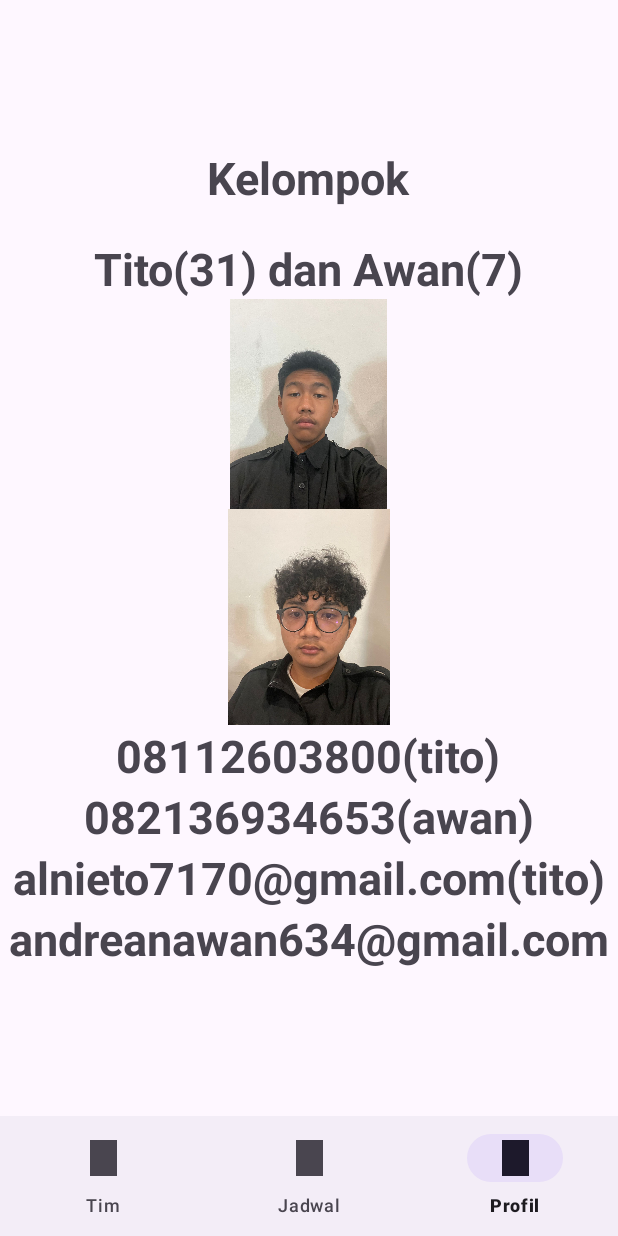
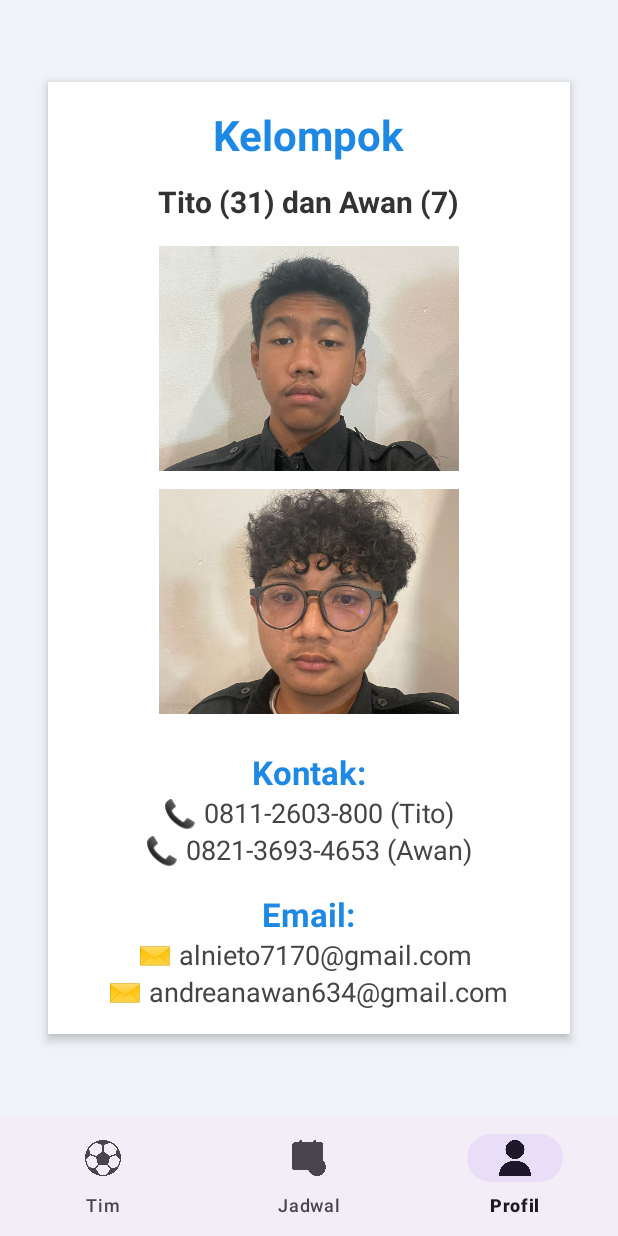
Before and after one commit to Alnieto7/PAS_genap_7_31, an Android app: the screen it shows after launch (MainActivity), item 3 of the bottom bar chosen, on a phone screen of 412 x 824 dp. Run offline under Robolectric (Android 15) with nearby library versions, the phone set to English and light mode, and no system bars.

Commit message:
feat: [AO] revisi

```diff
--- a/app/src/main/java/com/example/pas_genap_7_31/JadwalModel.java
+++ b/app/src/main/java/com/example/pas_genap_7_31/JadwalModel.java
@@ -32,19 +32,6 @@ public class JadwalModel {
 
     @SerializedName("strTimeLocal")
     private String strTimeLocal;
-
-    JadwalModel(String strEvent, String strPoster,String strHomeTeam,String strAwayTeam,String strHomeTeamBadge,String strAwayTeamBadge,String intHomeScore,String intAwayScore,String dateEventLocal, String strTimeLocal){
-        this.strEvent = strEvent;
-        this.strPoster = strPoster;
-        this.strHomeTeam = strHomeTeam;
-        this.strAwayTeam = strAwayTeam;
-        this.strHomeTeamBadge = strHomeTeamBadge;
-        this.strAwayTeamBadge = strAwayTeamBadge;
-        this.intHomeScore = intHomeScore;
-        this.intAwayScore = intAwayScore;
-        this.dateEventLocal = dateEventLocal;
-        this.strTimeLocal = strTimeLocal;
-    }
 
     public String getDateEventLocal() {
         return dateEventLocal;
--- a/app/src/main/java/com/example/pas_genap_7_31/MainActivity.java
+++ b/app/src/main/java/com/example/pas_genap_7_31/MainActivity.java
@@ -32,10 +32,10 @@ public class MainActivity extends AppCompatActivity {
 
             if (itemId == R.id.nav_tim) {
                 fragment = new TimFragment();
+            } else if (itemId == R.id.nav_jadwal) {
+                fragment = new JadwalFragment();
             } else if (itemId == R.id.nav_Profil) {
                 fragment = new ProfilFragment();
-            } else if (itemId == R.id.nav_jadwal) {
-                fragment = new JadwalFragment();
             }
 
             if (fragment != null) {
--- a/app/src/main/res/layout/profil_item_layout.xml
+++ b/app/src/main/res/layout/profil_item_layout.xml
@@ -1,69 +1,102 @@
 <?xml version="1.0" encoding="utf-8"?>
-<LinearLayout xmlns:android="http://schemas.android.com/apk/res/android"
+<ScrollView xmlns:android="http://schemas.android.com/apk/res/android"
     android:layout_width="match_parent"
     android:layout_height="match_parent"
-    android:gravity="center"
-    android:orientation="vertical">
+    android:background="#F0F4F8"
+    android:padding="24dp">
+
+    <LinearLayout
+        android:layout_width="match_parent"
+        android:layout_height="wrap_content"
+        android:orientation="vertical"
+        android:gravity="center_horizontal"
+        android:padding="16dp"
+        android:background="@android:color/white"
+        android:elevation="4dp"
+        android:layout_margin="8dp"
+        android:clipToPadding="false"
+        android:layout_gravity="center">
 
         <TextView
             android:id="@+id/tvHome"
             android:layout_width="wrap_content"
             android:layout_height="wrap_content"
             android:text="Kelompok"
-        android:textSize="30sp"
+            android:textSize="28sp"
+            android:textColor="#1E88E5"
             android:textStyle="bold" />
 
         <TextView
             android:id="@+id/tvNma"
-        android:layout_marginTop="20dp"
+            android:layout_marginTop="12dp"
             android:layout_width="wrap_content"
             android:layout_height="wrap_content"
-        android:text="Tito(31) dan Awan(7)"
-        android:textSize="30sp"
+            android:text="Tito (31) dan Awan (7)"
+            android:textSize="20sp"
+            android:textColor="#333333"
             android:textStyle="bold" />
 
         <ImageView
-        android:layout_width="194dp"
-        android:layout_height="140dp"
-        android:src="@drawable/awan" />
-
+            android:layout_width="200dp"
+            android:layout_height="150dp"
+            android:layout_marginTop="16dp"
+            android:src="@drawable/awan"
+            android:scaleType="centerCrop"
+            android:contentDescription="Foto Awan" />
 
         <ImageView
-        android:layout_width="194dp"
-        android:layout_height="144dp"
-        android:src="@drawable/tito" />
+            android:layout_width="200dp"
+            android:layout_height="150dp"
+            android:layout_marginTop="12dp"
+            android:src="@drawable/tito"
+            android:scaleType="centerCrop"
+            android:contentDescription="Foto Tito" />
 
         <TextView
-
+            android:layout_marginTop="24dp"
             android:layout_width="wrap_content"
             android:layout_height="wrap_content"
-        android:text="08112603800(tito)"
-        android:textSize="30sp"
+            android:text="Kontak:"
+            android:textSize="22sp"
+            android:textColor="#1E88E5"
             android:textStyle="bold" />
 
         <TextView
-
             android:layout_width="wrap_content"
             android:layout_height="wrap_content"
-        android:text="082136934653(awan)"
-        android:textSize="30sp"
+            android:text="📞 0811-2603-800 (Tito)"
+            android:textSize="18sp"
+            android:textColor="#444" />
+
+        <TextView
+            android:layout_width="wrap_content"
+            android:layout_height="wrap_content"
+            android:text="📞 0821-3693-4653 (Awan)"
+            android:textSize="18sp"
+            android:textColor="#444" />
+
+        <TextView
+            android:layout_marginTop="16dp"
+            android:layout_width="wrap_content"
+            android:layout_height="wrap_content"
+            android:text="Email:"
+            android:textSize="22sp"
+            android:textColor="#1E88E5"
             android:textStyle="bold" />
 
         <TextView
-
             android:layout_width="wrap_content"
             android:layout_height="wrap_content"
-        android:text="alnieto7170@gmail.com(tito)"
-        android:textSize="30sp"
-        android:textStyle="bold" />
+            android:text="✉️ alnieto7170@gmail.com "
+            android:textSize="18sp"
+            android:textColor="#444" />
 
         <TextView
-
             android:layout_width="wrap_content"
             android:layout_height="wrap_content"
-        android:text="andreanawan634@gmail.com"
-        android:textSize="30sp"
-        android:textStyle="bold" />
-
+            android:text="✉️ andreanawan634@gmail.com"
+            android:textSize="18sp"
+            android:textColor="#444" />
 
     </LinearLayout>
+</ScrollView>
--- a/app/src/main/res/menu/bottom_nav_menu.xml
+++ b/app/src/main/res/menu/bottom_nav_menu.xml
@@ -3,14 +3,14 @@
 
     <item
         android:id="@+id/nav_tim"
-        android:icon="@drawable/tito"
+        android:icon="@drawable/football"
         android:title="Tim" />
         <item
             android:id="@+id/nav_jadwal"
-            android:icon="@drawable/awan"
+            android:icon="@drawable/schedule"
             android:title="Jadwal" />
     <item
         android:id="@+id/nav_Profil"
-        android:icon="@drawable/awan"
+        android:icon="@drawable/user"
         android:title="Profil" />
 </menu>
```
Also changed, not shown: app/src/main/res/drawable/football.png (added), app/src/main/res/drawable/profile.png (added), app/src/main/res/drawable/schedule.png (added), app/src/main/res/drawable/user.png (added). Lines whose indentation alone changed are shown as unchanged.
